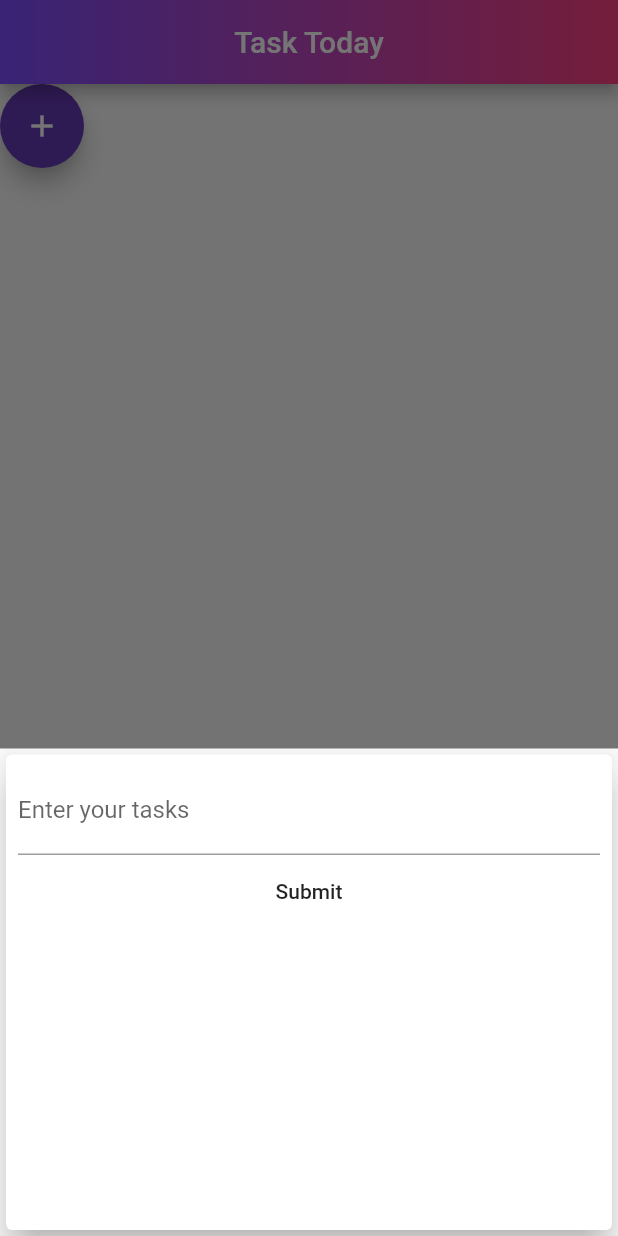
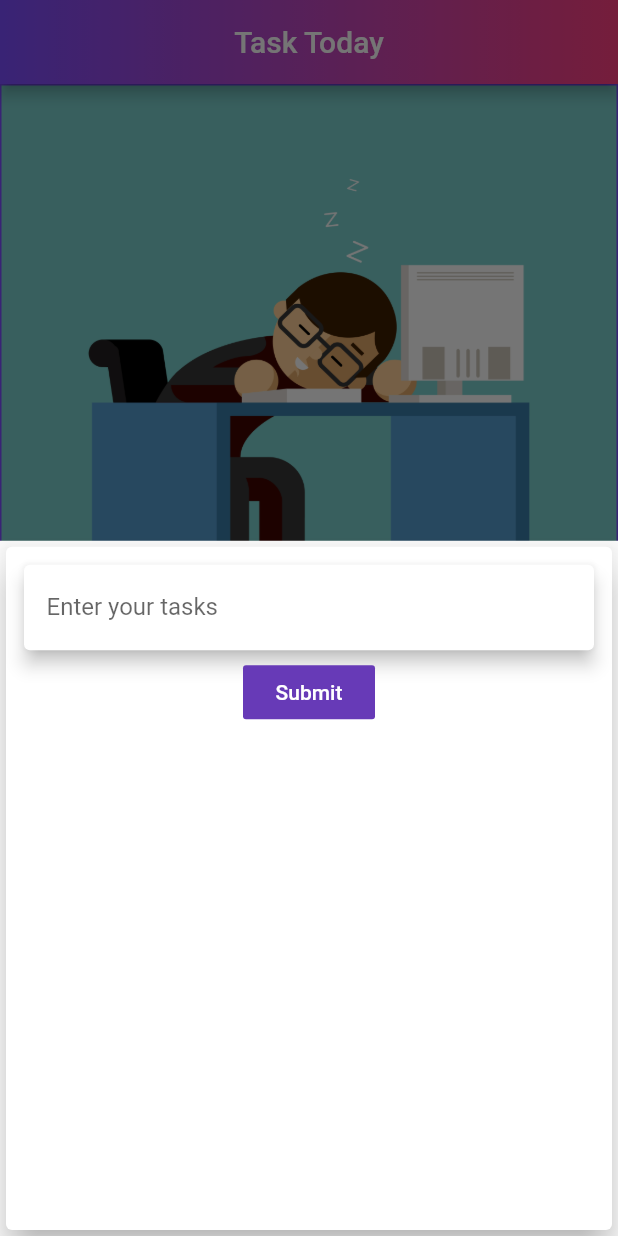
Before and after one commit to azim2429/Task-Today, a Flutter app: the screen it shows after launch, after a tap on the "add" icon, on a phone screen of 412 x 824 dp. Run offline on Flutter 3.47's test engine with Material 2 defaults, Android fonts, the phone set to English and light mode, and no system bars; our stand-ins replace gradient_app_bar, toast.

Commit message:
Features and UI improved

```diff
--- a/lib/main.dart
+++ b/lib/main.dart
@@ -1,7 +1,5 @@
 import 'package:flutter/material.dart';
 import 'package:gradient_app_bar/gradient_app_bar.dart';
-import 'package:tasktoday/widget/task_list.dart';
-import 'package:tasktoday/widget/add_task.dart';
 import 'package:tasktoday/widget/user_task.dart';
 void main() {
   runApp(MyApp());
@@ -41,11 +39,8 @@ class _MyHomePageState extends State<MyHomePage> {
         title: Text('Task Today'),
         centerTitle: true,
       ),
-      body: Column(
-        mainAxisAlignment: MainAxisAlignment.start,
-        children: <Widget>[
-          UserTask(),
-        ],
+      body: Container(
+        child: UserTask(),
       ),
 //      floatingActionButton: AddTask(),
       resizeToAvoidBottomInset: false,
--- a/lib/model/task.dart
+++ b/lib/model/task.dart
@@ -1,7 +1,7 @@
 import 'package:flutter/material.dart';
 
 class Task{
-  final String id;
+  final int id;
   final String taskTitle;
   Task({
     @required this.id,
--- a/lib/widget/add_task.dart
+++ b/lib/widget/add_task.dart
@@ -3,10 +3,14 @@ import 'package:flutter/material.dart';
 class AddTask extends StatelessWidget {
   final Function addTc;
   final taskController = TextEditingController();
+
   AddTask(this.addTc);
+
   @override
   Widget build(BuildContext context) {
-    return FloatingActionButton(
+    return Container(
+      margin: EdgeInsets.symmetric(vertical: 20),
+      child: FloatingActionButton(
         child: Icon(Icons.add),
         onPressed: () {
           showModalBottomSheet(
@@ -15,24 +19,33 @@ class AddTask extends StatelessWidget {
                 return GestureDetector(
                   behavior: HitTestBehavior.opaque,
                   child: Container(
-                  height: 325,
                     child: Card(
                       elevation: 10,
                       child: Padding(
                         padding: const EdgeInsets.all(8.0),
                         child: Column(
-                        children:<Widget> [
-                          TextField(
-                            decoration:
-                                InputDecoration(labelText: 'Enter your tasks'),
+                          children: <Widget>[
+                            Card(
+                              elevation: 5,
+                              child: TextField(
+                                cursorColor: Colors.deepPurple,
+                                decoration: InputDecoration(
+                                  labelText: 'Enter your tasks',
+                                  border: InputBorder.none,
+                                  contentPadding: EdgeInsets.only(
+                                      left: 15, bottom: 11, top: 11, right: 15),
+                                ),
                                 keyboardType: TextInputType.text,
                                 controller: taskController,
                               ),
+                            ),
                             FlatButton(
-                          child:Text(
-                            'Submit'
+                              color: Colors.deepPurple,
+                              child: Text(
+                                'Submit',
+                                style: TextStyle(color: Colors.white),
                               ),
-                            onPressed: (){
+                              onPressed: () {
                                 addTc(
                                   taskController.text,
                                 );
@@ -46,6 +59,7 @@ class AddTask extends StatelessWidget {
                 );
               });
         },
+      ),
     );
   }
 }
--- /dev/null
+++ b/lib/widget/no_task.dart
@@ -0,0 +1,20 @@
+import 'package:flutter/material.dart';
+
+class NoTask extends StatelessWidget {
+  @override
+  Widget build(BuildContext context) {
+    return Container(
+      height: 400,
+      decoration: BoxDecoration(
+          image: DecorationImage(
+            image: AssetImage('lib/image/43710.jpg'),
+            fit: BoxFit.fill,
+          ),
+          borderRadius: BorderRadius.vertical(bottom: Radius.circular(40)),
+          border: Border.all(
+            color: Colors.deepPurpleAccent,
+            width: 1,
+          )),
+    );
+  }
+}
--- a/lib/widget/user_task.dart
+++ b/lib/widget/user_task.dart
@@ -2,6 +2,10 @@ import 'package:flutter/material.dart';
 import 'package:tasktoday/model/task.dart';
 import 'package:tasktoday/widget/add_task.dart';
 import 'package:tasktoday/widget/task_list.dart';
+import 'package:toast/toast.dart';
+import 'dart:math';
+import 'package:tasktoday/widget/no_task.dart';
+import 'package:tasktoday/widget/manage_task.dart';
 
 class UserTask extends StatefulWidget {
   @override
@@ -9,28 +13,53 @@ class UserTask extends StatefulWidget {
 }
 
 class _UserTaskState extends State<UserTask> {
-  final List<Task> _taskList = [
-  ];
-  var t_id=['1','2','3','4','5'];
-  var index=0;
+  final List<Task> _taskList = [];
   void _addNewTask(String newtaskName) {
+    random(min, max) {
+      var rn = new Random();
+      return min + rn.nextInt(max - min);
+    }
+
     final newTk = Task(
-      id: t_id[index],
+      id: random(1, 1000),
       taskTitle: newtaskName,
     );
     setState(() {
       _taskList.add(newTk);
-      index++;
+      Navigator.pop(context);
+
+    });
+  }
+  void showToast(String msg, {int duration, int gravity}) {
+    Toast.show(msg, context, duration: duration, gravity: gravity);
+  }
+
+  void _deleteTask(var index) {
+    setState(() {
+      _taskList.removeWhere((tx) {
+        return tx.id == index;
+      });
     });
   }
   @override
   Widget build(BuildContext context) {
     return Column(
-      children: <Widget>[
+      mainAxisAlignment: MainAxisAlignment.spaceBetween,
+      children: [
+        if (_taskList.length == 0) NoTask(),
         Container(
-          child: TaskList(_taskList),
+          child: TaskList(_taskList, _deleteTask),
         ),
-        AddTask(_addNewTask),
+        if (_taskList.length < 5) Center(child: AddTask(_addNewTask)),
+        if (_taskList.length == 5)
+          Padding(
+            padding: const EdgeInsets.all(20.0),
+            child: FloatingActionButton(
+                child: Icon(Icons.add),
+                onPressed: () => showToast("Only 5 task per day",
+                    duration: Toast.LENGTH_LONG, gravity: Toast.BOTTOM)),
+          ),
+//        TaskBucket(_taskList),
       ],
     );
   }
```
Also changed, not shown: lib/widget/manage_task.dart (added, +14 -0 lines), lib/widget/task_list.dart (+9 -10 lines), pubspec.yaml (+4 -3 lines), lib/image/43710.jpg (added), pubspec.lock. Lines whose indentation alone changed are shown as unchanged.
